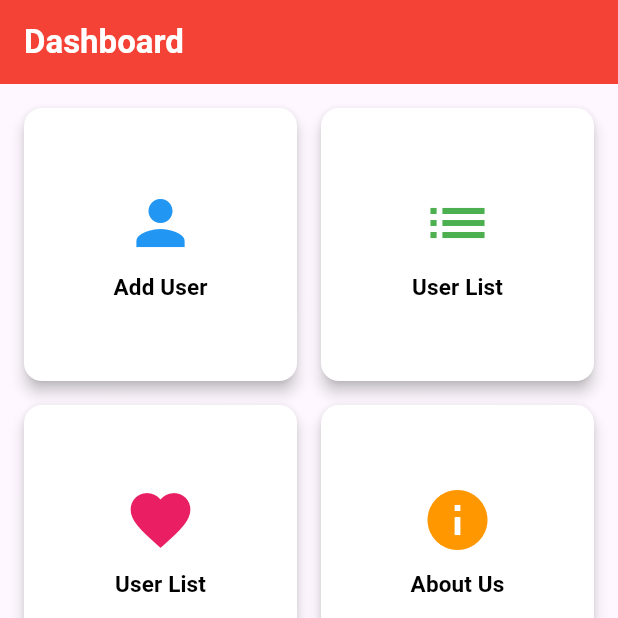
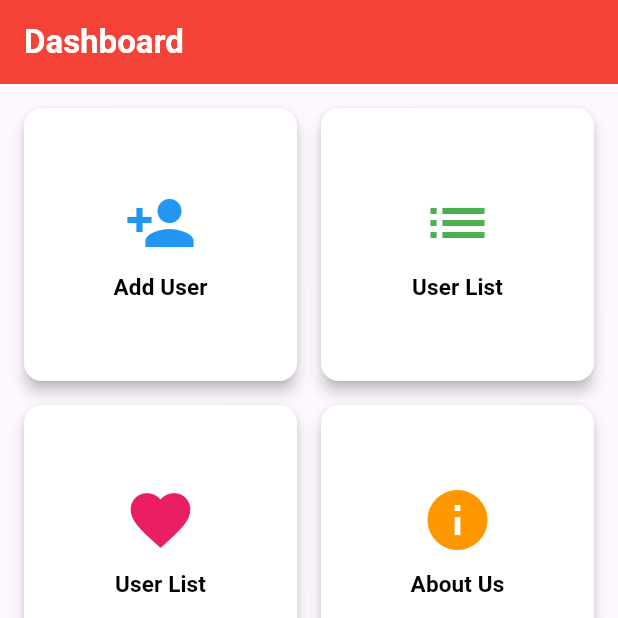
Before and after one commit to jevinmorad/saathi, a Flutter app: the screen it shows after launch, on a phone screen of 412 x 824 dp, the top half of it. Run offline on Flutter 3.47's test engine with Material 3 defaults, Android fonts, the light colour scheme and no system bars.

Commit message:
Edit add user logo

```diff
--- a/lib/dashboard_screen.dart
+++ b/lib/dashboard_screen.dart
@@ -26,7 +26,7 @@ class DashboardScreen extends StatelessWidget {
           mainAxisSpacing: 16,
           children: [
             _dashboardButton(
-              icon: Icons.person,
+              icon: Icons.person_add,
               label: 'Add User',
               color: Colors.blue,
               onPressed: () {
```
